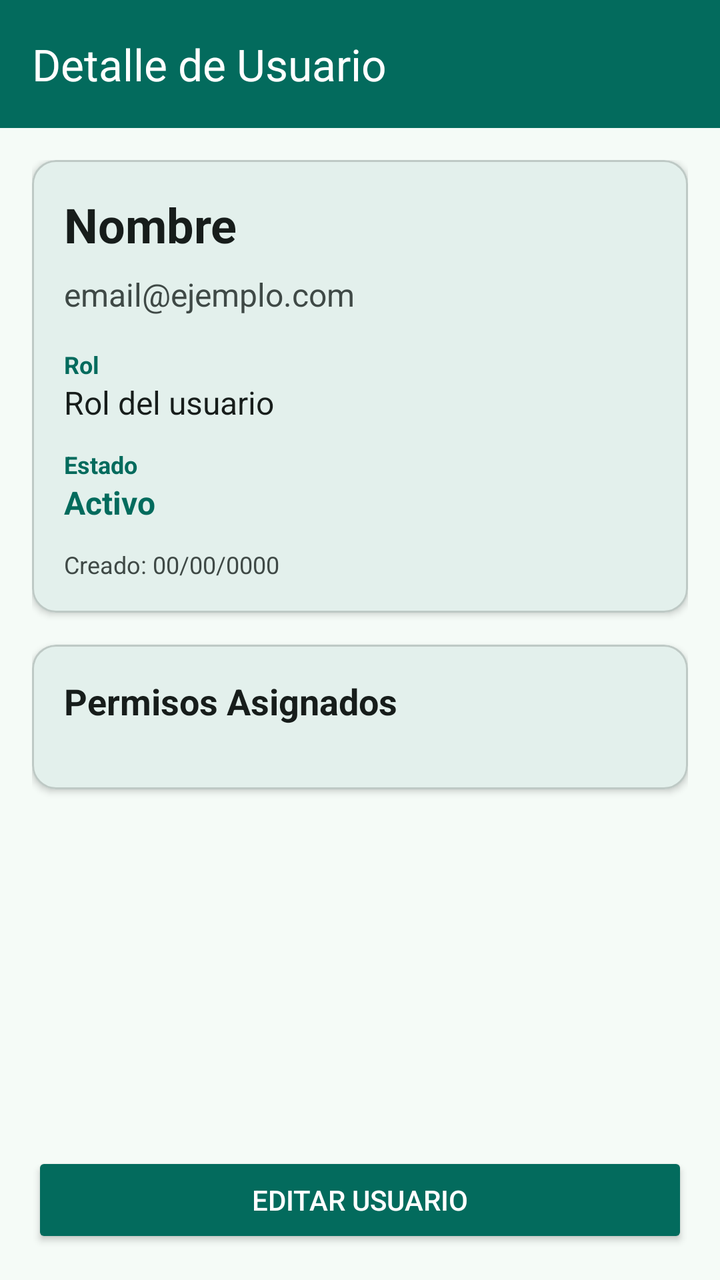
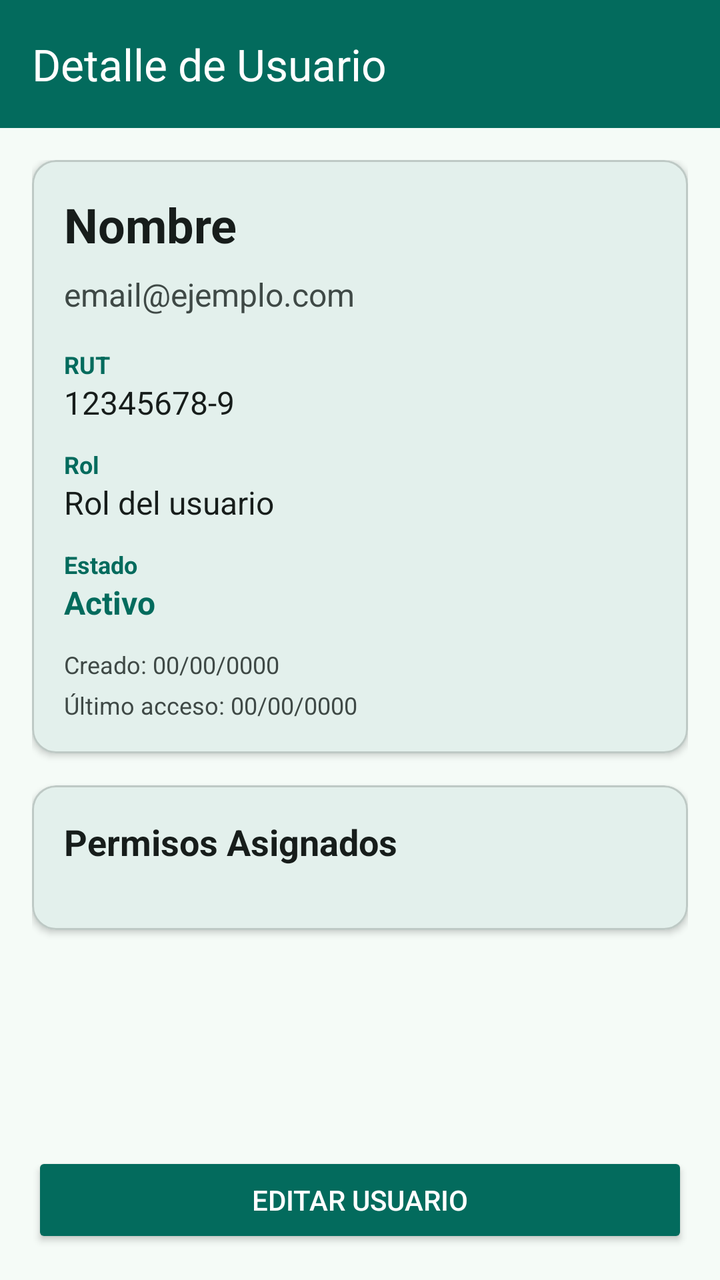

Compare the two renders of this Android layout. The source of the first and the diff that turns it into the second are given below.
<!-- AndroidManifest.xml: application theme AppTheme -->
<!-- res/layout/activity_detalle_usuario.xml -->
<?xml version="1.0" encoding="utf-8"?>
<LinearLayout xmlns:android="http://schemas.android.com/apk/res/android"
    xmlns:app="http://schemas.android.com/apk/res-auto"
    android:layout_width="match_parent"
    android:layout_height="match_parent"
    android:orientation="vertical"
    android:background="@color/md_theme_background">

    
    <com.google.android.material.appbar.AppBarLayout
        android:layout_width="match_parent"
        android:layout_height="wrap_content"
        android:theme="@style/ThemeOverlay.AppCompat.Dark.ActionBar">

        <androidx.appcompat.widget.Toolbar
            android:id="@+id/toolbar"
            android:layout_width="match_parent"
            android:layout_height="?attr/actionBarSize"
            android:background="@color/md_theme_primary"
            app:popupTheme="@style/ThemeOverlay.AppCompat.Light"
            app:title="Detalle de Usuario"
            app:titleTextColor="@color/md_theme_onPrimary" />

    </com.google.android.material.appbar.AppBarLayout>

    <ScrollView
        android:layout_width="match_parent"
        android:layout_height="0dp"
        android:layout_weight="1"
        android:fillViewport="true">

        <LinearLayout
            android:layout_width="match_parent"
            android:layout_height="wrap_content"
            android:orientation="vertical"
            android:padding="16dp">

            
            <com.google.android.material.card.MaterialCardView
                android:layout_width="match_parent"
                android:layout_height="wrap_content"
                app:cardCornerRadius="12dp"
                app:cardElevation="2dp"
                android:layout_marginBottom="16dp">

                <LinearLayout
                    android:layout_width="match_parent"
                    android:layout_height="wrap_content"
                    android:orientation="vertical"
                    android:padding="16dp">

                    
                    <TextView
                        android:id="@+id/tvNombreDetalle"
                        android:layout_width="match_parent"
                        android:layout_height="wrap_content"
                        android:text="Nombre"
                        android:textSize="24sp"
                        android:textStyle="bold"
                        android:textColor="@color/md_theme_onSurface"
                        android:layout_marginBottom="8dp" />

                    
                    <TextView
                        android:id="@+id/tvEmailDetalle"
                        android:layout_width="match_parent"
                        android:layout_height="wrap_content"
                        android:text="email@ejemplo.com"
                        android:textSize="16sp"
                        android:textColor="@color/md_theme_onSurfaceVariant"
                        android:layout_marginBottom="16dp" />

                    
                    <TextView
                        android:layout_width="match_parent"
                        android:layout_height="wrap_content"
                        android:text="Rol"
                        android:textSize="12sp"
                        android:textStyle="bold"
                        android:textColor="@color/md_theme_primary" />

                    <TextView
                        android:id="@+id/tvRolDetalle"
                        android:layout_width="match_parent"
                        android:layout_height="wrap_content"
                        android:text="Rol del usuario"
                        android:textSize="16sp"
                        android:textColor="@color/md_theme_onSurface"
                        android:layout_marginBottom="12dp" />

                    
                    <TextView
                        android:layout_width="match_parent"
                        android:layout_height="wrap_content"
                        android:text="Estado"
                        android:textSize="12sp"
                        android:textStyle="bold"
                        android:textColor="@color/md_theme_primary" />

                    <TextView
                        android:id="@+id/tvEstadoDetalle"
                        android:layout_width="wrap_content"
                        android:layout_height="wrap_content"
                        android:text="Activo"
                        android:textSize="16sp"
                        android:textStyle="bold"
                        android:textColor="@color/md_theme_primary"
                        android:layout_marginBottom="12dp" />

                    
                    <TextView
                        android:id="@+id/tvFechaCreacionDetalle"
                        android:layout_width="match_parent"
                        android:layout_height="wrap_content"
                        android:text="Creado: 00/00/0000"
                        android:textSize="12sp"
                        android:textColor="@color/md_theme_onSurfaceVariant" />

                </LinearLayout>

            </com.google.android.material.card.MaterialCardView>

            
            <com.google.android.material.card.MaterialCardView
                android:layout_width="match_parent"
                android:layout_height="wrap_content"
                app:cardCornerRadius="12dp"
                app:cardElevation="2dp"
                android:layout_marginBottom="16dp">

                <LinearLayout
                    android:layout_width="match_parent"
                    android:layout_height="wrap_content"
                    android:orientation="vertical"
                    android:padding="16dp">

                    <TextView
                        android:layout_width="match_parent"
                        android:layout_height="wrap_content"
                        android:text="Permisos Asignados"
                        android:textSize="18sp"
                        android:textStyle="bold"
                        android:textColor="@color/md_theme_onSurface"
                        android:layout_marginBottom="16dp" />

                    
                    <LinearLayout
                        android:id="@+id/layoutPermisosDetalle"
                        android:layout_width="match_parent"
                        android:layout_height="wrap_content"
                        android:orientation="vertical" />

                </LinearLayout>

            </com.google.android.material.card.MaterialCardView>

        </LinearLayout>

    </ScrollView>

    
    <Button
        android:id="@+id/btnEditarDetalle"
        android:layout_width="match_parent"
        android:layout_height="wrap_content"
        android:layout_margin="16dp"
        android:text="Editar Usuario"
        android:textColor="@color/md_theme_onPrimary"
        app:backgroundTint="@color/md_theme_primary" />

</LinearLayout>
<!-- resources referenced by this layout -->
<resources>
  <color name="md_theme_background">#F5FBF7</color>
  <color name="md_theme_onPrimary">#FFFFFF</color>
  <color name="md_theme_onSurface">#171D1B</color>
  <color name="md_theme_onSurfaceVariant">#3F4946</color>
  <color name="md_theme_primary">#036B5D</color>
  <color name="md_theme_primaryContainer">#9FF2E0</color>
  <color name="md_theme_onPrimaryContainer">#005045</color>
  <color name="md_theme_secondary">#016B5D</color>
  <color name="md_theme_onSecondary">#FFFFFF</color>
  <color name="md_theme_secondaryContainer">#9FF2E1</color>
  <color name="md_theme_onSecondaryContainer">#005046</color>
  <color name="md_theme_tertiary">#016B5D</color>
  <color name="md_theme_onTertiary">#FFFFFF</color>
  <color name="md_theme_tertiaryContainer">#9FF2E1</color>
  <color name="md_theme_onTertiaryContainer">#005046</color>
  <color name="md_theme_error">#BA1A1A</color>
  <color name="md_theme_onError">#FFFFFF</color>
  <color name="md_theme_errorContainer">#FFDAD6</color>
  <color name="md_theme_onErrorContainer">#93000A</color>
  <color name="md_theme_onBackground">#171D1B</color>
  <color name="md_theme_surface">#F5FBF7</color>
  <color name="md_theme_surfaceVariant">#DAE5E1</color>
  <color name="md_theme_outline">#6F7976</color>
  <color name="md_theme_outlineVariant">#BEC9C5</color>
  <color name="md_theme_inverseSurface">#2B3230</color>
  <color name="md_theme_inverseOnSurface">#ECF2EF</color>
  <color name="md_theme_inversePrimary">#84D5C4</color>
  <color name="md_theme_primaryFixed">#9FF2E0</color>
  <color name="md_theme_onPrimaryFixed">#00201B</color>
  <color name="md_theme_primaryFixedDim">#84D5C4</color>
  <color name="md_theme_onPrimaryFixedVariant">#005045</color>
  <color name="md_theme_secondaryFixed">#9FF2E1</color>
  <color name="md_theme_onSecondaryFixed">#00201B</color>
  <color name="md_theme_secondaryFixedDim">#83D5C5</color>
  <color name="md_theme_onSecondaryFixedVariant">#005046</color>
  <color name="md_theme_tertiaryFixed">#9FF2E1</color>
  <color name="md_theme_onTertiaryFixed">#00201B</color>
  <color name="md_theme_tertiaryFixedDim">#83D5C5</color>
  <color name="md_theme_onTertiaryFixedVariant">#005046</color>
  <color name="md_theme_surfaceDim">#D5DBD8</color>
  <color name="md_theme_surfaceBright">#F5FBF7</color>
  <color name="md_theme_surfaceContainerLowest">#FFFFFF</color>
  <color name="md_theme_surfaceContainerLow">#EFF5F2</color>
  <color name="md_theme_surfaceContainer">#E9EFEC</color>
  <color name="md_theme_surfaceContainerHigh">#E3EAE6</color>
  <color name="md_theme_surfaceContainerHighest">#DEE4E1</color>
  <!-- unchanged entries left out for length: 1 -->
</resources>

<!-- the commit's change to res/layout/activity_detalle_usuario.xml (unified diff, before → after) -->
@@ -74,6 +74,24 @@
                     <TextView
                         android:layout_width="match_parent"
                         android:layout_height="wrap_content"
+                        android:text="RUT"
+                        android:textSize="12sp"
+                        android:textStyle="bold"
+                        android:textColor="@color/md_theme_primary" />
+
+                    <TextView
+                        android:id="@+id/tvRutDetalle"
+                        android:layout_width="match_parent"
+                        android:layout_height="wrap_content"
+                        android:text="12345678-9"
+                        android:textSize="16sp"
+                        android:textColor="@color/md_theme_onSurface"
+                        android:layout_marginBottom="12dp" />
+
+                    
+                    <TextView
+                        android:layout_width="match_parent"
+                        android:layout_height="wrap_content"
                         android:text="Rol"
                         android:textSize="12sp"
                         android:textStyle="bold"
@@ -113,6 +131,16 @@
                         android:layout_width="match_parent"
                         android:layout_height="wrap_content"
                         android:text="Creado: 00/00/0000"
+                        android:textSize="12sp"
+                        android:textColor="@color/md_theme_onSurfaceVariant"
+                        android:layout_marginBottom="4dp" />
+
+                    
+                    <TextView
+                        android:id="@+id/tvUltimoAccesoDetalle"
+                        android:layout_width="match_parent"
+                        android:layout_height="wrap_content"
+                        android:text="Último acceso: 00/00/0000"
                         android:textSize="12sp"
                         android:textColor="@color/md_theme_onSurfaceVariant" />
 
